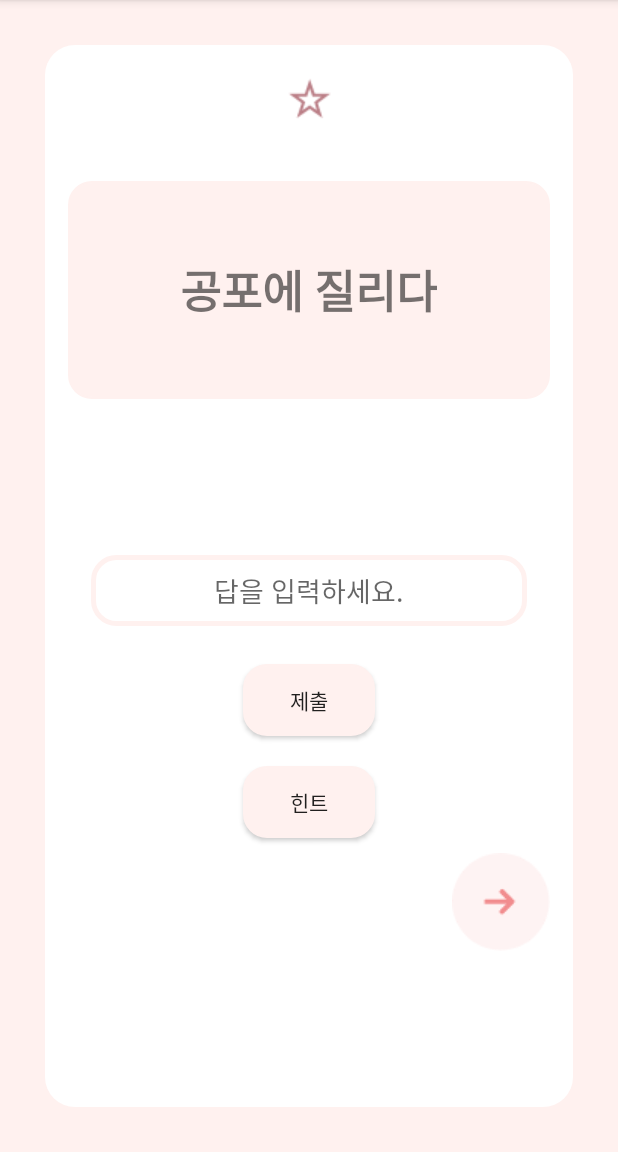
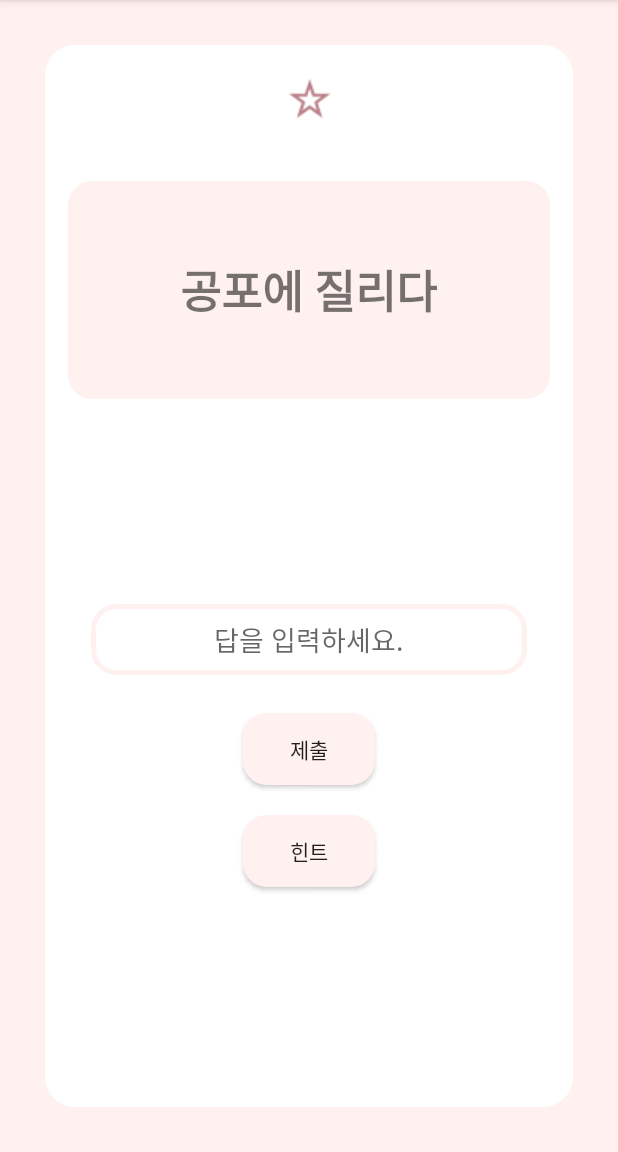
Before and after one commit to UI-tddg/2021_UI_Project, an Android app: the SpellingTest screen opened directly, with no data from a screen before it, on a phone screen of 412 x 824 dp, the part 84-1236 px from its top. Run offline under Robolectric (Android 15) with nearby library versions, the phone set to English and light mode, and no system bars.

Commit message:
spellingtest_RE

```diff
--- a/app/src/main/java/com/example/myapplication222/SpellingTest.java
+++ b/app/src/main/java/com/example/myapplication222/SpellingTest.java
@@ -21,7 +21,6 @@
     private Button spelling_test_submit_btn;
     private Button spelling_test_hint_btn;
     private Button spelling_test_pass_btn;
-    private ImageButton nextBtn;
     private ImageView spelling_test_correct;
     private ImageView spelling_test_wrong;
     private int current=0;
@@ -30,9 +29,6 @@
     protected void onCreate(@Nullable Bundle savedInstanceState) {
         super.onCreate(savedInstanceState);
         setContentView(R.layout.spelling_test);
-
-        nextBtn = findViewById(R.id.spelling_text_next_btn);
-        nextBtn.setOnClickListener(this);
 
         spelling_test_submit_btn = findViewById(R.id.spelling_test_submit_btn);
         spelling_test_submit_btn.setOnClickListener(this);
@@ -76,13 +72,6 @@
                 spelling_test_wrong.startAnimation(fail);
             }
         }
-        if (view == nextBtn) {
-            MySoundPlayer.play(MySoundPlayer.FAIL);
-            Animation fail = AnimationUtils.loadAnimation(getApplicationContext(),R.anim.alpha);
-            spelling_test_wrong.startAnimation(fail);
-            current++;
-            setText();
-        }
         if (view == spelling_test_hint_btn) {
             Animation hint = AnimationUtils.loadAnimation(getApplicationContext(),R.anim.alpha2);
             spelling_test_hint.startAnimation(hint);
--- a/app/src/main/res/layout/spelling_test.xml
+++ b/app/src/main/res/layout/spelling_test.xml
@@ -12,13 +12,26 @@
         android:orientation="vertical"
         android:background="@drawable/spell_background">
 
+        <FrameLayout
+            android:layout_width="wrap_content"
+            android:layout_height="wrap_content"
+            android:layout_gravity="center">
             <ImageButton
-            android:id="@+id/imageButton5"
+                android:id="@+id/star_btn"
                 android:layout_width="73dp"
                 android:layout_height="75dp"
                 android:background="@android:color/transparent"
                 android:src="@drawable/star"
                 android:layout_gravity="center_horizontal|top"/>
+            <ImageButton
+                android:id="@+id/colorStar"
+                android:layout_width="73dp"
+                android:layout_height="75dp"
+                android:background="@android:color/transparent"
+                android:src="@drawable/color_star"
+                android:visibility="invisible"
+                android:layout_gravity="center_horizontal|top"/>
+        </FrameLayout>
 
         <LinearLayout
             android:layout_width="match_parent"
@@ -110,13 +123,6 @@
                         android:visibility="invisible"/>
                 </FrameLayout>
 
-                <ImageButton
-                    android:id="@+id/spelling_text_next_btn"
-                    android:layout_width="wrap_content"
-                    android:layout_height="wrap_content"
-                    android:layout_gravity="bottom|right"
-                    android:background="@android:color/transparent"
-                    android:src="@drawable/next"/>
             </LinearLayout>
         </LinearLayout>
     </LinearLayout>
```
Lines whose indentation alone changed are shown as unchanged.
